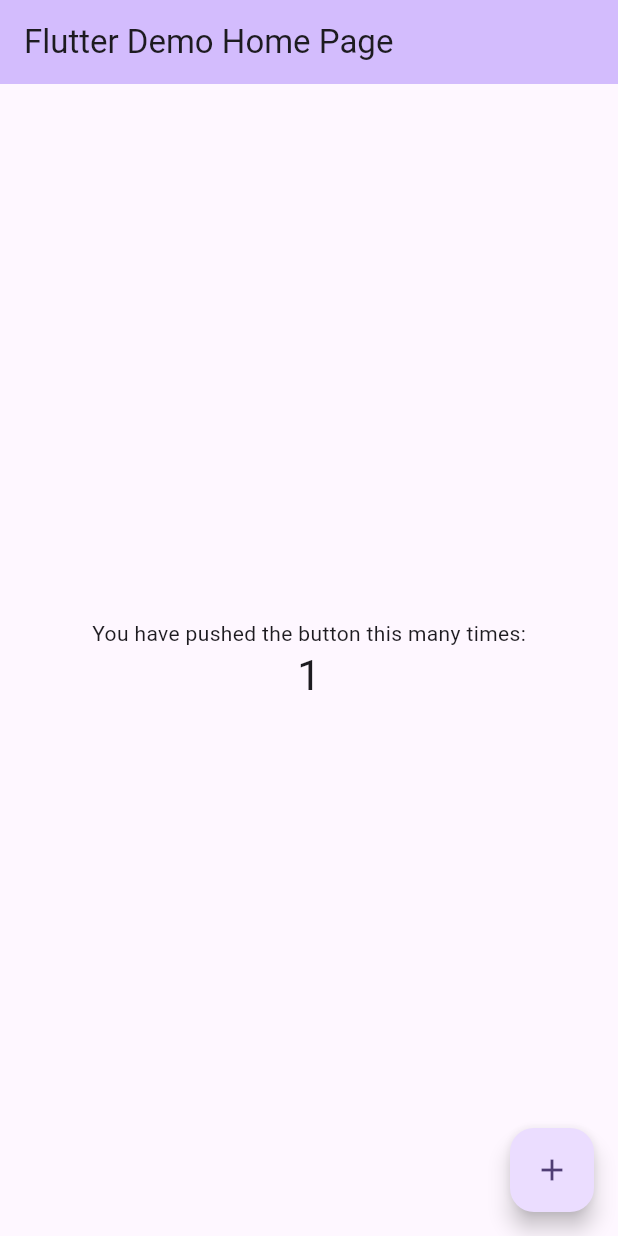
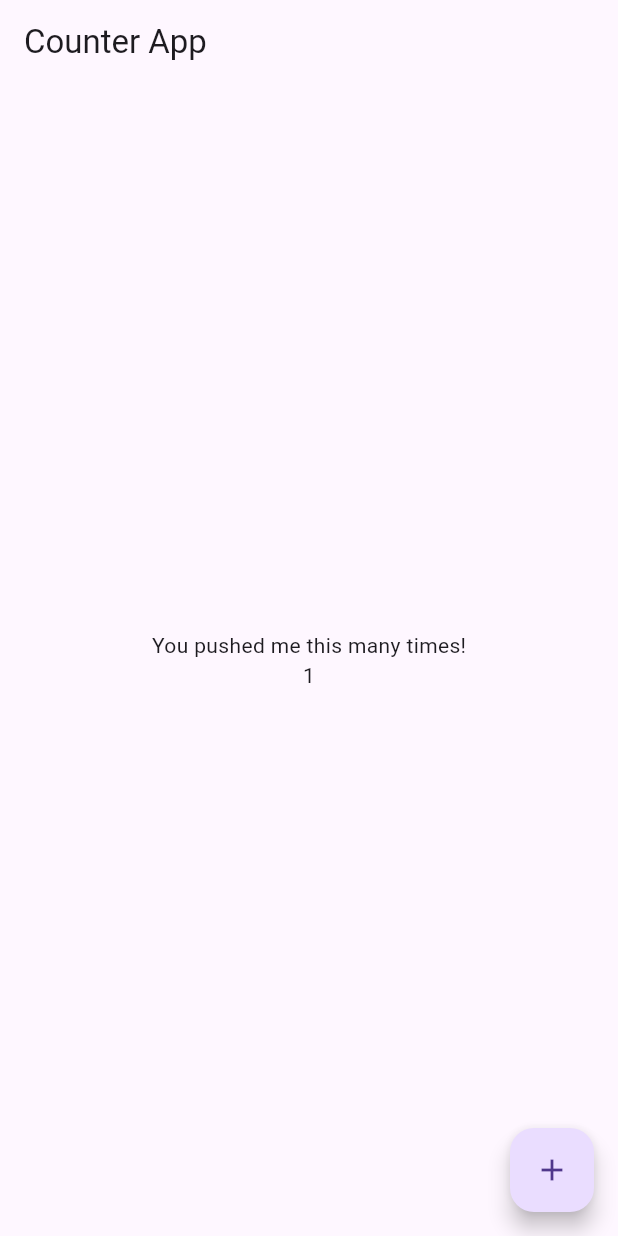
Before and after one commit to Africane/-100DaysOfCode, a Flutter app: the screen it shows after launch, after a tap on the "add" icon, on a phone screen of 412 x 824 dp. Run offline on Flutter 3.47's test engine with Material 3 defaults, Android fonts, the light colour scheme and no system bars; our stand-ins replace rxdart.

Commit message:
completed app

```diff
--- a/Day 4/counterapp/lib/main.dart
+++ b/Day 4/counterapp/lib/main.dart
@@ -4,122 +4,45 @@ void main() {
   runApp(const MyApp());
 }
 
-class MyApp extends StatelessWidget {
+class MyApp extends StatefulWidget {
   const MyApp({super.key});
 
-  // This widget is the root of your application.
   @override
-  Widget build(BuildContext context) {
-    return MaterialApp(
-      title: 'Flutter Demo',
-      theme: ThemeData(
-        // This is the theme of your application.
-        //
-        // TRY THIS: Try running your application with "flutter run". You'll see
-        // the application has a purple toolbar. Then, without quitting the app,
-        // try changing the seedColor in the colorScheme below to Colors.green
-        // and then invoke "hot reload" (save your changes or press the "hot
-        // reload" button in a Flutter-supported IDE, or press "r" if you used
-        // the command line to start the app).
-        //
-        // Notice that the counter didn't reset back to zero; the application
-        // state is not lost during the reload. To reset the state, use hot
-        // restart instead.
-        //
-        // This works for code too, not just values: Most code changes can be
-        // tested with just a hot reload.
-        colorScheme: ColorScheme.fromSeed(seedColor: Colors.deepPurple),
-        useMaterial3: true,
-      ),
-      home: const MyHomePage(title: 'Flutter Demo Home Page'),
-    );
-  }
+  State<MyApp> createState() => _MyAppState();
 }
 
-class MyHomePage extends StatefulWidget {
-  const MyHomePage({super.key, required this.title});
+class _MyAppState extends State<MyApp> {
+  int counter = 0;
 
-  // This widget is the home page of your application. It is stateful, meaning
-  // that it has a State object (defined below) that contains fields that affect
-  // how it looks.
-
-  // This class is the configuration for the state. It holds the values (in this
-  // case the title) provided by the parent (in this case the App widget) and
-  // used by the build method of the State. Fields in a Widget subclass are
-  // always marked "final".
-
-  final String title;
-
-  @override
-  State<MyHomePage> createState() => _MyHomePageState();
-}
-
-class _MyHomePageState extends State<MyHomePage> {
-  int _counter = 0;
-
-  void _incrementCounter() {
+  void incrementCounter() {
     setState(() {
-      // This call to setState tells the Flutter framework that something has
-      // changed in this State, which causes it to rerun the build method below
-      // so that the display can reflect the updated values. If we changed
-      // _counter without calling setState(), then the build method would not be
-      // called again, and so nothing would appear to happen.
-      _counter++;
+      counter ++;
     });
   }
 
   @override
   Widget build(BuildContext context) {
-    // This method is rerun every time setState is called, for instance as done
-    // by the _incrementCounter method above.
-    //
-    // The Flutter framework has been optimized to make rerunning build methods
-    // fast, so that you can just rebuild anything that needs updating rather
-    // than having to individually change instances of widgets.
-    return Scaffold(
+    return MaterialApp(
+      home: Scaffold(
         appBar: AppBar(
-        // TRY THIS: Try changing the color here to a specific color (to
-        // Colors.amber, perhaps?) and trigger a hot reload to see the AppBar
-        // change color while the other colors stay the same.
-        backgroundColor: Theme.of(context).colorScheme.inversePrimary,
-        // Here we take the value from the MyHomePage object that was created by
-        // the App.build method, and use it to set our appbar title.
-        title: Text(widget.title),
+          title: const Text('Counter App'),
+        ),
+        floatingActionButton: FloatingActionButton(
+          onPressed: (){
+          incrementCounter();
+        },
+        child: const Icon(Icons.add),
         ),
         body: Center(
-        // Center is a layout widget. It takes a single child and positions it
-        // in the middle of the parent.
           child: Column(
-          // Column is also a layout widget. It takes a list of children and
-          // arranges them vertically. By default, it sizes itself to fit its
-          // children horizontally, and tries to be as tall as its parent.
-          //
-          // Column has various properties to control how it sizes itself and
-          // how it positions its children. Here we use mainAxisAlignment to
-          // center the children vertically; the main axis here is the vertical
-          // axis because Columns are vertical (the cross axis would be
-          // horizontal).
-          //
-          // TRY THIS: Invoke "debug painting" (choose the "Toggle Debug Paint"
-          // action in the IDE, or press "p" in the console), to see the
-          // wireframe for each widget.
             mainAxisAlignment: MainAxisAlignment.center,
-          children: <Widget>[
-            const Text(
-              'You have pushed the button this many times:',
-            ),
-            Text(
-              '$_counter',
-              style: Theme.of(context).textTheme.headlineMedium,
-            ),
+            children: [
+             const Text('You pushed me this many times!'),
+             Text('$counter'),
             ],
           ),
           ),
-      floatingActionButton: FloatingActionButton(
-        onPressed: _incrementCounter,
-        tooltip: 'Increment',
-        child: const Icon(Icons.add),
-      ), // This trailing comma makes auto-formatting nicer for build methods.
+      ),
     );
   }
 }
```
Lines whose indentation alone changed are shown as unchanged.
